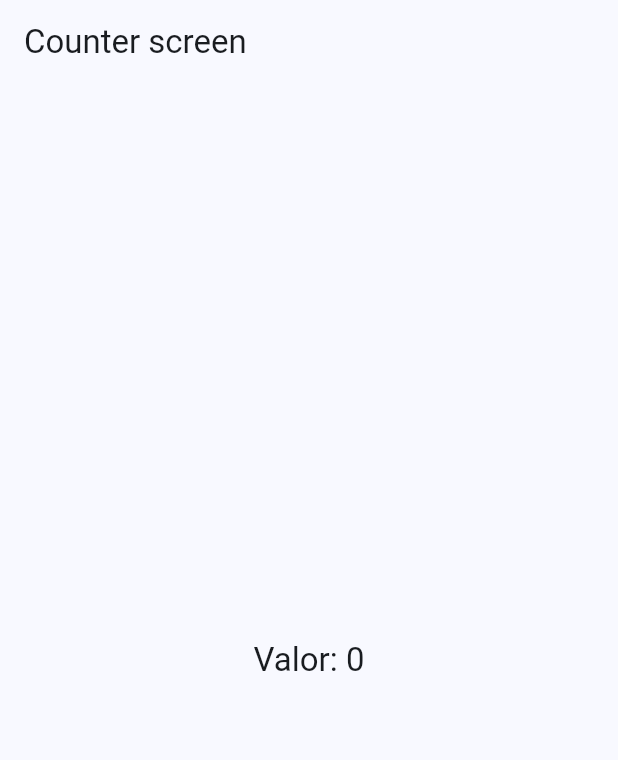
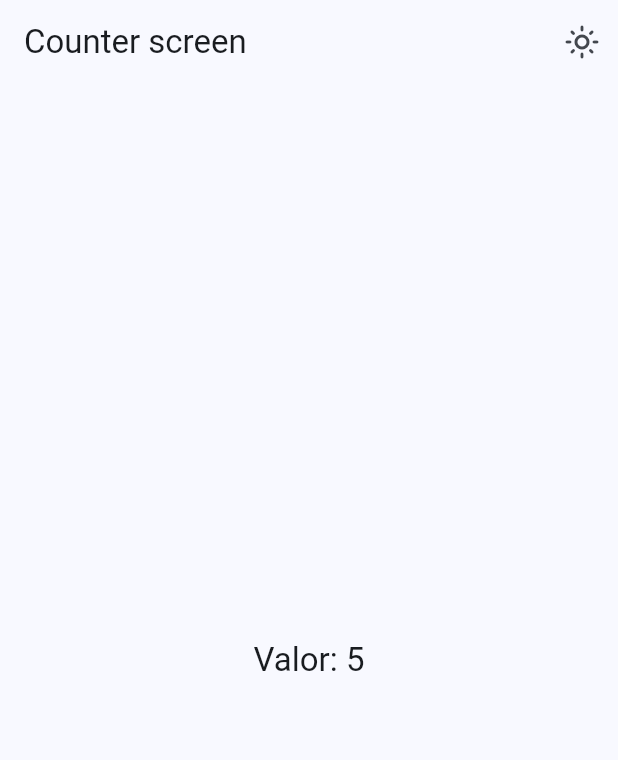
Before and after one commit to luis-bzk/widgets-app, a Flutter app: the CounterScreen screen opened by its route, on a phone screen of 412 x 824 dp. Shown: the top 760 px of the screen. Run offline on Flutter 3.47's test engine with Material 2 defaults, Android fonts, the phone set to English and light mode, and no system bars; our stand-ins replace animate_do, flutter_riverpod, go_router.

```diff
--- a/lib/main.dart
+++ b/lib/main.dart
@@ -1,9 +1,12 @@
 import 'package:flutter/material.dart';
+import 'package:flutter_riverpod/flutter_riverpod.dart';
 import 'package:widgets_app/config/router/app_router.dart';
 import 'package:widgets_app/config/theme/app_theme.dart';
 
 void main() {
-  runApp(const MyApp());
+  runApp(const ProviderScope(
+    child: MyApp(),
+  ));
 }
 
 class MyApp extends StatelessWidget {
--- /dev/null
+++ b/lib/presentation/providers/counter_provider.dart
@@ -0,0 +1,3 @@
+import 'package:flutter_riverpod/flutter_riverpod.dart';
+
+final counterProvider = StateProvider((ref) => 5);
--- /dev/null
+++ b/lib/presentation/providers/providers.dart
@@ -0,0 +1,2 @@
+export 'package:widgets_app/presentation/providers/counter_provider.dart';
+export 'package:widgets_app/presentation/providers/theme_provider.dart';
--- /dev/null
+++ b/lib/presentation/providers/theme_provider.dart
@@ -0,0 +1,4 @@
+import 'package:flutter_riverpod/flutter_riverpod.dart';
+
+final StateProvider<bool> darkModeProvider =
+    StateProvider<bool>((ref) => false);
--- a/lib/presentation/screens/counter/counter_screen.dart
+++ b/lib/presentation/screens/counter/counter_screen.dart
@@ -1,30 +1,39 @@
 import 'package:flutter/material.dart';
+import 'package:flutter_riverpod/flutter_riverpod.dart';
+import 'package:widgets_app/presentation/providers/providers.dart';
 
-class CounterScreen extends StatelessWidget {
+class CounterScreen extends ConsumerWidget {
   static const name = 'Counter Screen';
   const CounterScreen({super.key});
 
   @override
-  Widget build(BuildContext context) {
-    int counter = 0;
+  Widget build(BuildContext context, WidgetRef ref) {
+    final int clickCounter = ref.watch(counterProvider);
+    final isDarkMode = ref.watch(darkModeProvider);
 
     return Scaffold(
         appBar: AppBar(
           title: const Text("Counter screen"),
+          actions: [
+            IconButton(
+              icon: Icon(isDarkMode
+                  ? Icons.dark_mode_outlined
+                  : Icons.light_mode_outlined),
+              onPressed: () {
+                ref.read(darkModeProvider.notifier).update((state) => !state);
+              },
+            ),
+          ],
         ),
         body: Center(
-          child: Column(
-              mainAxisAlignment: MainAxisAlignment.center,
-              // crossAxisAlignment: CrossAxisAlignment.center,
-              children: [
-                Text(
-                  'Valor: $counter',
-                  style: Theme.of(context).textTheme.titleLarge,
-                )
-              ]),
-        ),
+            child: Text(
+          'Valor: $clickCounter',
+          style: Theme.of(context).textTheme.titleLarge,
+        )),
         floatingActionButton: FloatingActionButton(
-          onPressed: () {},
+          onPressed: () {
+            ref.read(counterProvider.notifier).state++;
+          },
           child: const Icon(Icons.add),
         ));
   }
--- a/pubspec.yaml
+++ b/pubspec.yaml
@@ -32,8 +32,8 @@ dependencies:
   cupertino_icons: ^1.0.2
   flutter:
     sdk: flutter
+  flutter_riverpod: ^2.4.1
   go_router: ^10.2.0
-  riverpod: ^2.4.1
 
 dev_dependencies:
   flutter_lints: ^2.0.0
```
Also changed, not shown: pubspec.lock.
